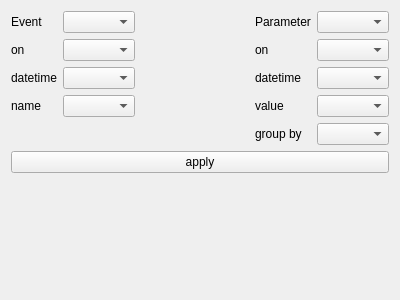
The window that resources/design/ui/modules/timeEventFitting.ui (jeaunrg/PyQTapp_template) describes before a commit, drawn with Qt 5.
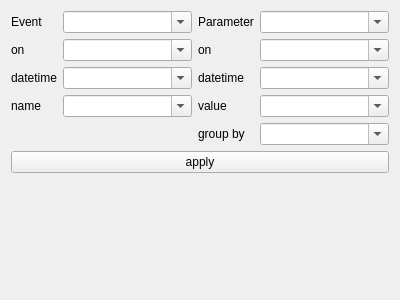
The same window after the commit.

Patch:
```diff
--- a/resources/design/ui/modules/timeEventFitting.ui
+++ b/resources/design/ui/modules/timeEventFitting.ui
@@ -16,51 +16,6 @@
   <layout class="QVBoxLayout" name="verticalLayout">
    <item>
     <layout class="QGridLayout" name="gridLayout">
-     <item row="2" column="3">
-      <widget class="QLabel" name="label_9">
-       <property name="text">
-        <string>on</string>
-       </property>
-      </widget>
-     </item>
-     <item row="2" column="1">
-      <widget class="QComboBox" name="eventOn"/>
-     </item>
-     <item row="3" column="1">
-      <widget class="QComboBox" name="eventDatetime"/>
-     </item>
-     <item row="1" column="2">
-      <spacer name="horizontalSpacer">
-       <property name="orientation">
-        <enum>Qt::Horizontal</enum>
-       </property>
-       <property name="sizeHint" stdset="0">
-        <size>
-         <width>40</width>
-         <height>20</height>
-        </size>
-       </property>
-      </spacer>
-     </item>
-     <item row="3" column="4">
-      <widget class="QComboBox" name="paramsDatetime"/>
-     </item>
-     <item row="5" column="4">
-      <widget class="QComboBox" name="groupBy"/>
-     </item>
-     <item row="4" column="1">
-      <widget class="QComboBox" name="eventName"/>
-     </item>
-     <item row="4" column="4">
-      <widget class="QComboBox" name="paramsValue"/>
-     </item>
-     <item row="3" column="0">
-      <widget class="QLabel" name="label">
-       <property name="text">
-        <string>datetime</string>
-       </property>
-      </widget>
-     </item>
      <item row="1" column="0">
       <widget class="QLabel" name="label_2">
        <property name="text">
@@ -68,30 +23,135 @@
        </property>
       </widget>
      </item>
+     <item row="4" column="1">
+      <widget class="QComboBox" name="eventName">
+       <property name="sizePolicy">
+        <sizepolicy hsizetype="Expanding" vsizetype="Fixed">
+         <horstretch>0</horstretch>
+         <verstretch>0</verstretch>
+        </sizepolicy>
+       </property>
+       <property name="editable">
+        <bool>true</bool>
+       </property>
+      </widget>
+     </item>
+     <item row="3" column="0">
+      <widget class="QLabel" name="label">
+       <property name="text">
+        <string>datetime</string>
+       </property>
+      </widget>
+     </item>
+     <item row="4" column="3">
+      <widget class="QComboBox" name="paramsValue">
+       <property name="sizePolicy">
+        <sizepolicy hsizetype="Expanding" vsizetype="Fixed">
+         <horstretch>0</horstretch>
+         <verstretch>0</verstretch>
+        </sizepolicy>
+       </property>
+       <property name="editable">
+        <bool>true</bool>
+       </property>
+      </widget>
+     </item>
+     <item row="5" column="3">
+      <widget class="QComboBox" name="groupBy">
+       <property name="sizePolicy">
+        <sizepolicy hsizetype="Expanding" vsizetype="Fixed">
+         <horstretch>0</horstretch>
+         <verstretch>0</verstretch>
+        </sizepolicy>
+       </property>
+       <property name="editable">
+        <bool>true</bool>
+       </property>
+      </widget>
+     </item>
      <item row="3" column="3">
-      <widget class="QLabel" name="label_3">
+      <widget class="QComboBox" name="paramsDatetime">
+       <property name="sizePolicy">
+        <sizepolicy hsizetype="Expanding" vsizetype="Fixed">
+         <horstretch>0</horstretch>
+         <verstretch>0</verstretch>
+        </sizepolicy>
+       </property>
+       <property name="editable">
+        <bool>true</bool>
+       </property>
+      </widget>
+     </item>
+     <item row="2" column="2">
+      <widget class="QLabel" name="label_9">
        <property name="text">
-        <string>datetime</string>
+        <string>on</string>
        </property>
       </widget>
      </item>
-     <item row="1" column="3">
+     <item row="3" column="1">
+      <widget class="QComboBox" name="eventDatetime">
+       <property name="sizePolicy">
+        <sizepolicy hsizetype="Expanding" vsizetype="Fixed">
+         <horstretch>0</horstretch>
+         <verstretch>0</verstretch>
+        </sizepolicy>
+       </property>
+       <property name="editable">
+        <bool>true</bool>
+       </property>
+      </widget>
+     </item>
+     <item row="2" column="1">
+      <widget class="QComboBox" name="eventOn">
+       <property name="sizePolicy">
+        <sizepolicy hsizetype="Expanding" vsizetype="Fixed">
+         <horstretch>0</horstretch>
+         <verstretch>0</verstretch>
+        </sizepolicy>
+       </property>
+       <property name="editable">
+        <bool>true</bool>
+       </property>
+      </widget>
+     </item>
+     <item row="1" column="1">
+      <widget class="QComboBox" name="event">
+       <property name="sizePolicy">
+        <sizepolicy hsizetype="Expanding" vsizetype="Fixed">
+         <horstretch>0</horstretch>
+         <verstretch>0</verstretch>
+        </sizepolicy>
+       </property>
+       <property name="editable">
+        <bool>true</bool>
+       </property>
+      </widget>
+     </item>
+     <item row="1" column="2">
       <widget class="QLabel" name="label_4">
        <property name="text">
         <string>Parameter</string>
        </property>
       </widget>
      </item>
-     <item row="1" column="1">
-      <widget class="QComboBox" name="event"/>
-     </item>
-     <item row="2" column="4">
-      <widget class="QComboBox" name="paramsOn"/>
-     </item>
-     <item row="4" column="0">
-      <widget class="QLabel" name="label_5">
+     <item row="3" column="2">
+      <widget class="QLabel" name="label_3">
        <property name="text">
-        <string>name</string>
+        <string>datetime</string>
+       </property>
+      </widget>
+     </item>
+     <item row="2" column="3">
+      <widget class="QComboBox" name="paramsOn">
+       <property name="sizePolicy">
+        <sizepolicy hsizetype="Expanding" vsizetype="Fixed">
+         <horstretch>0</horstretch>
+         <verstretch>0</verstretch>
+        </sizepolicy>
+       </property>
+       <property name="editable">
+        <bool>true</bool>
        </property>
       </widget>
      </item>
@@ -102,24 +162,37 @@
        </property>
       </widget>
      </item>
-     <item row="4" column="3">
+     <item row="4" column="2">
       <widget class="QLabel" name="label_6">
        <property name="text">
         <string>value</string>
        </property>
       </widget>
      </item>
-     <item row="5" column="3">
+     <item row="4" column="0">
+      <widget class="QLabel" name="label_5">
+       <property name="text">
+        <string>name</string>
+       </property>
+      </widget>
+     </item>
+     <item row="5" column="2">
       <widget class="QLabel" name="label_7">
        <property name="text">
         <string>group by</string>
        </property>
       </widget>
      </item>
-     <item row="1" column="4">
+     <item row="1" column="3">
       <widget class="QComboBox" name="params">
+       <property name="sizePolicy">
+        <sizepolicy hsizetype="Expanding" vsizetype="Fixed">
+         <horstretch>0</horstretch>
+         <verstretch>0</verstretch>
+        </sizepolicy>
+       </property>
        <property name="editable">
-        <bool>false</bool>
+        <bool>true</bool>
        </property>
       </widget>
      </item>
```
